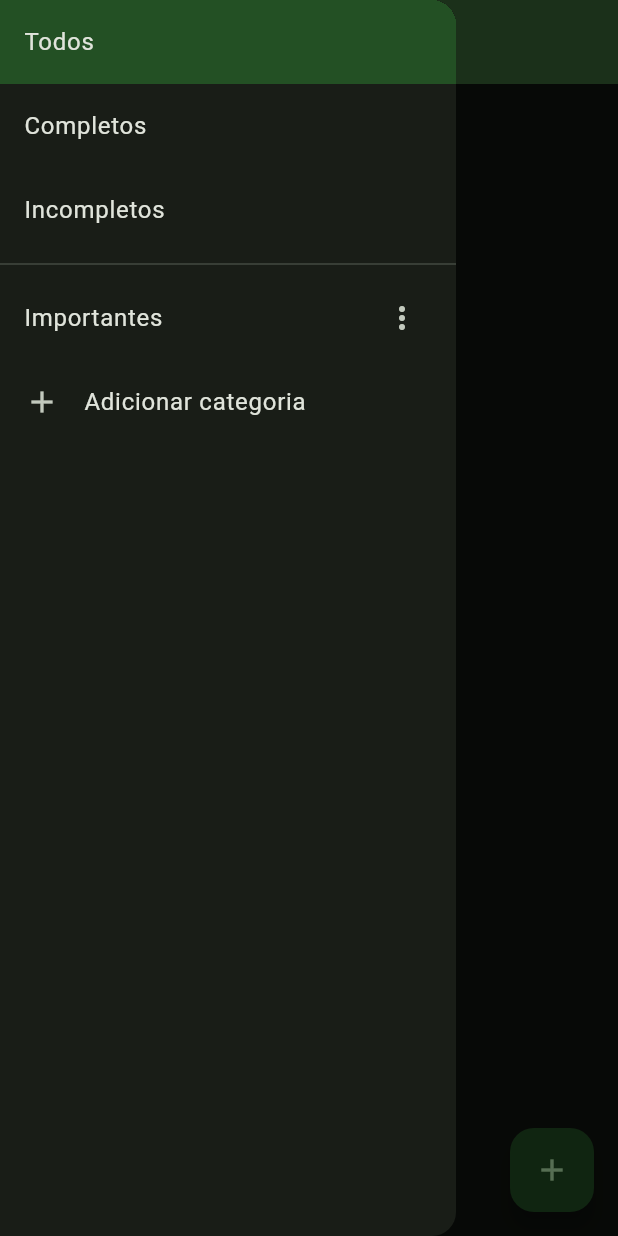
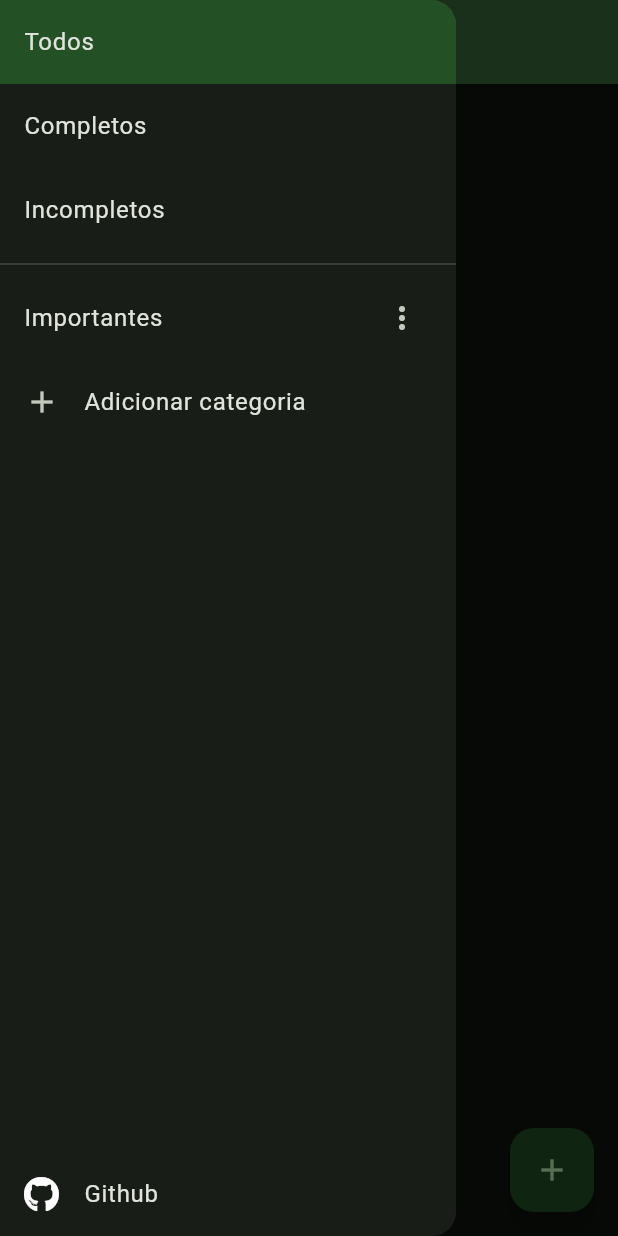
Before and after one commit to IgorAugst/todo_flutter, a Flutter app: the screen it shows after launch, with the side drawer open, on a phone screen of 412 x 824 dp. Run offline on Flutter 3.47's test engine with Material 3 defaults, Android fonts, the light colour scheme and no system bars; drawn by our look-alikes of sentry_flutter; our stand-ins replace flutter_local_notifications, flutter_slidable, font_awesome_flutter, implicitly_animated_reorderable_list_2, shared_preferences, sqflite and 1 more; accounts and stored records are empty.

Commit message:
Adiciona logo github

```diff
--- a/lib/main.dart
+++ b/lib/main.dart
@@ -4,6 +4,7 @@ import 'package:flutter/foundation.dart' as Foundation;
 import 'package:flutter/material.dart';
 import 'package:flutter_localizations/flutter_localizations.dart';
 import 'package:flutter_slidable/flutter_slidable.dart';
+import 'package:font_awesome_flutter/font_awesome_flutter.dart';
 import 'package:implicitly_animated_reorderable_list_2/implicitly_animated_reorderable_list_2.dart';
 import 'package:implicitly_animated_reorderable_list_2/transitions.dart';
 import 'package:provider/provider.dart';
@@ -244,6 +245,14 @@ class _MyHomePageState extends State<MyHomePage> {
                                 },
                               ));
                     },
+                  ),
+                  Spacer(flex: 1),
+                  ListTile(
+                    leading: FaIcon(
+                      FontAwesomeIcons.github,
+                      color: Colors.white,
+                    ),
+                    title: Text("Github"),
                   )
                 ],
               ),
```
Also changed, not shown: pubspec.yaml (+4 -3 lines), pubspec.lock.
